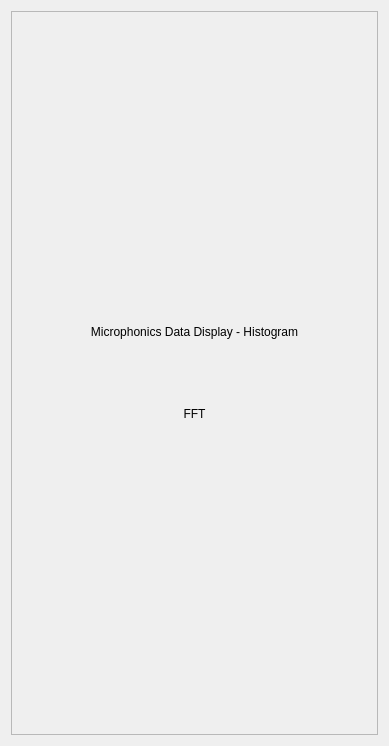
Old version of the form MicPlot.ui in the repository slaclab/Microphonics_tab.
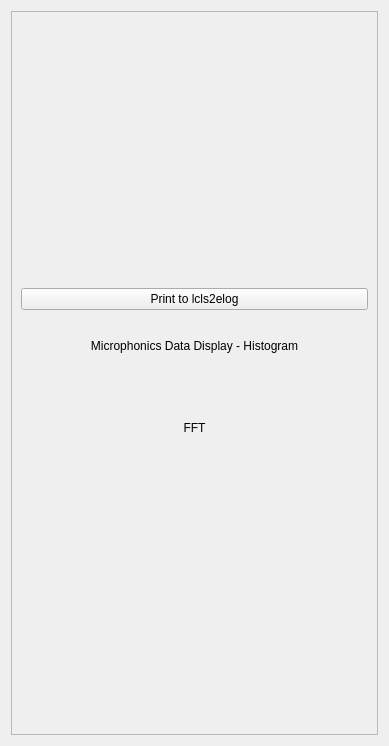
New version of the form.

Commit message: added print to elog button

What changed in the file:
```diff
--- a/MicPlot.ui
+++ b/MicPlot.ui
@@ -28,6 +28,13 @@
      <layout class="QVBoxLayout" name="verticalLayout_2">
       <item>
        <layout class="QVBoxLayout" name="verticalLayout_4">
+        <item>
+         <widget class="QPushButton" name="printPushButton">
+          <property name="text">
+           <string>Print to lcls2elog</string>
+          </property>
+         </widget>
+        </item>
         <item>
          <widget class="QLabel" name="label">
           <property name="sizePolicy">
```
Left out of the diff: 4 changed lines with no effect on the pictures. The commit also changes 1 other file.
